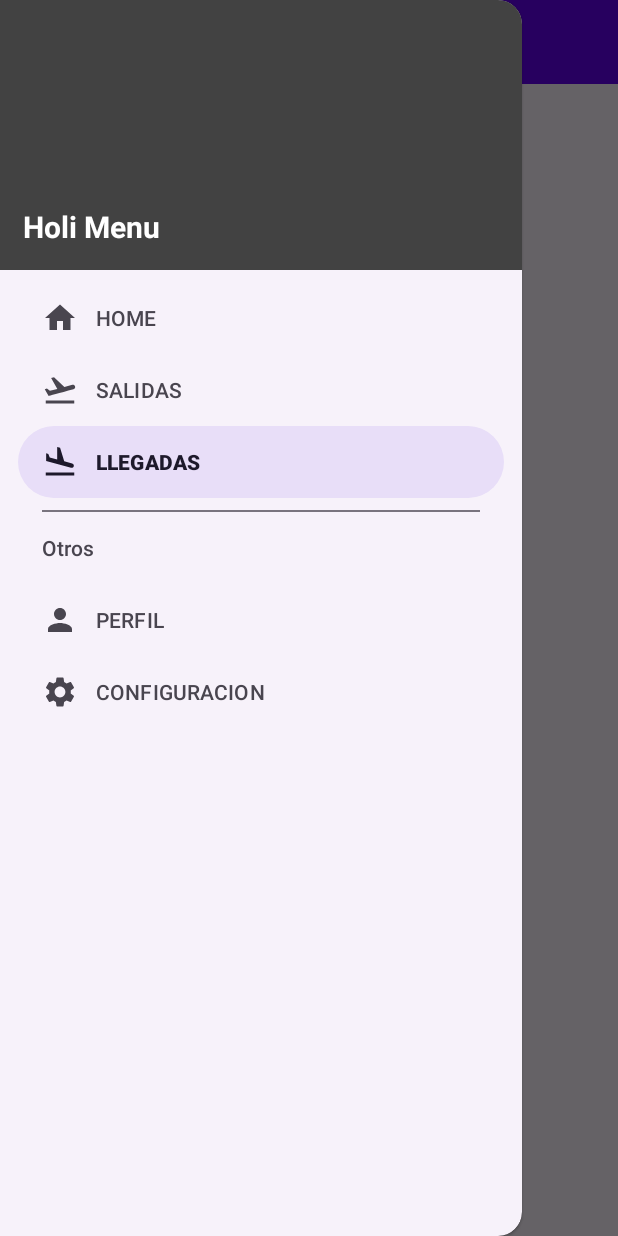
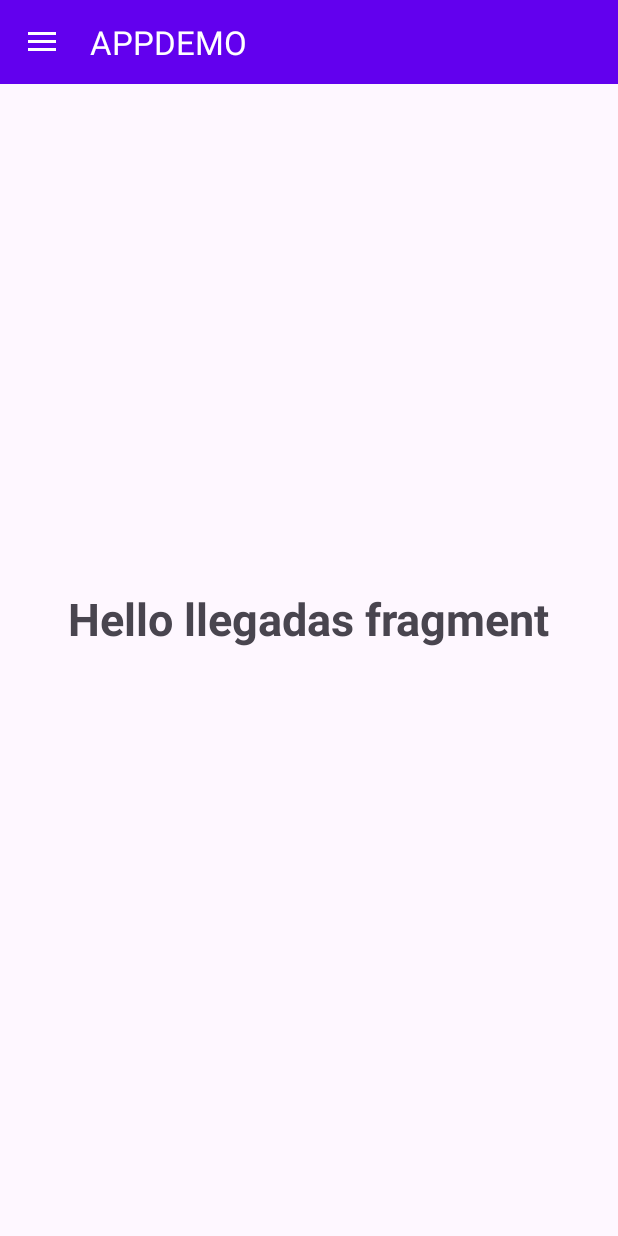
Before and after one commit to UrzuaAlarcon/NavDrawer, an Android app: the screen it shows after launch (MainActivity), in the side drawer, after a tap on "LLEGADAS", on a phone screen of 412 x 824 dp. Run offline under Robolectric (Android 15) with nearby library versions, the phone set to English and light mode, and no system bars.

Commit message:
funcionalidad botones y persistencia giro de pantalla

```diff
--- a/app/src/main/java/cl/bootcamp/navdrawer/MainActivity.kt
+++ b/app/src/main/java/cl/bootcamp/navdrawer/MainActivity.kt
@@ -2,9 +2,16 @@ package cl.bootcamp.navdrawer
 
 import android.os.Bundle
 import android.view.MenuItem
+import android.widget.TextView
+import android.widget.Toast
 import androidx.appcompat.app.ActionBarDrawerToggle
 import androidx.appcompat.widget.Toolbar
+import androidx.core.view.GravityCompat
+import androidx.fragment.app.Fragment
 import cl.bootcamp.navdrawer.databinding.ActivityMainBinding
+import cl.bootcamp.navdrawer.fragments.HomeFragment
+import cl.bootcamp.navdrawer.fragments.LlegadasFragment
+import cl.bootcamp.navdrawer.fragments.SalidasFragment
 import com.google.android.material.navigation.NavigationView
 
 lateinit var bindingMain: ActivityMainBinding
@@ -15,12 +22,15 @@ class MainActivity : ActionBarActivity(), IActionBarApp,
         super.onCreate(savedInstanceState)
         bindingMain = ActivityMainBinding.inflate(layoutInflater)
         setContentView(bindingMain.root)
-
         _toolbar = findViewById<Toolbar>(R.id.toolbar_id)
-
         loadActionBarInActivity(_toolbar)
 
         configurationDrawer()
+
+        setAppInformation()
+
+        if (savedInstanceState == null) fragmentTransaction(HomeFragment())
+
     }
 
     private fun configurationDrawer() {
@@ -32,12 +42,68 @@ class MainActivity : ActionBarActivity(), IActionBarApp,
 
         toogle.isDrawerIndicatorEnabled
         bindingMain.drawerLayout.addDrawerListener(toogle)
+
+        bindingMain.navigation.menu.getItem(0).isChecked = true
+
         toogle.syncState()
         bindingMain.navigation.setNavigationItemSelectedListener(this)
 
     }
 
+    private fun fragmentTransaction(fragment: Fragment) {
+
+        supportFragmentManager.beginTransaction().replace(R.id.container, fragment).commit()
+
+    }
+
+    private fun loadFragmentById(idFragment: Int) {
+
+        when (idFragment) {
+
+            R.id.home -> fragmentTransaction(HomeFragment())
+            R.id.llegadas -> fragmentTransaction(LlegadasFragment())
+            R.id.salidas -> fragmentTransaction(SalidasFragment())
+
+        }
+    }
+
+    private fun loadOtheroptions(idOptions: Int) {
+
+        when (idOptions) {
+
+            R.id.perfil -> Toast.makeText(
+                this, "aca va el perfil de usuario",
+                Toast.LENGTH_LONG
+            ).show()
+
+            R.id.configuracion -> Toast.makeText(
+                this, "aca va la configuracion de la app",
+                Toast.LENGTH_LONG
+            ).show()
+
+
+        }
+
+
+    }
+
+    private fun setAppInformation() {
+
+        var name = bindingMain.navigation.getHeaderView(0).findViewById<TextView>(R.id.txtInfo)
+
+        name?.let {
+
+            name.text = "Nombre de usuario desde la API"
+
+        }
+
+    }
+
     override fun onNavigationItemSelected(item: MenuItem): Boolean {
+
+        loadFragmentById(item.itemId)
+        loadOtheroptions(item.itemId)
+        bindingMain.drawerLayout.closeDrawer(GravityCompat.START)
 
         return true
     }
--- /dev/null
+++ b/app/src/main/java/cl/bootcamp/navdrawer/fragments/HomeFragment.kt
@@ -0,0 +1,23 @@
+package cl.bootcamp.navdrawer.fragments
+
+import android.os.Bundle
+import androidx.fragment.app.Fragment
+import android.view.LayoutInflater
+import android.view.View
+import android.view.ViewGroup
+import cl.bootcamp.navdrawer.R
+
+
+class HomeFragment : Fragment() {
+
+
+    override fun onCreateView(
+        inflater: LayoutInflater, container: ViewGroup?,
+        savedInstanceState: Bundle?
+    ): View? {
+        // Inflate the layout for this fragment
+        return inflater.inflate(R.layout.fragment_home, container, false)
+    }
+
+
+}
--- /dev/null
+++ b/app/src/main/java/cl/bootcamp/navdrawer/fragments/LlegadasFragment.kt
@@ -0,0 +1,21 @@
+package cl.bootcamp.navdrawer.fragments
+
+import android.os.Bundle
+import androidx.fragment.app.Fragment
+import android.view.LayoutInflater
+import android.view.View
+import android.view.ViewGroup
+import cl.bootcamp.navdrawer.R
+
+class LlegadasFragment : Fragment() {
+
+
+
+    override fun onCreateView(
+        inflater: LayoutInflater, container: ViewGroup?,
+        savedInstanceState: Bundle?
+    ): View? {
+        // Inflate the layout for this fragment
+        return inflater.inflate(R.layout.fragment_llegadas, container, false)
+    }
+}
--- /dev/null
+++ b/app/src/main/res/layout/fragment_llegadas.xml
@@ -0,0 +1,22 @@
+<?xml version="1.0" encoding="utf-8"?>
+<androidx.constraintlayout.widget.ConstraintLayout
+    xmlns:android="http://schemas.android.com/apk/res/android"
+    xmlns:tools="http://schemas.android.com/tools"
+    android:layout_width="match_parent"
+    android:layout_height="match_parent"
+    xmlns:app="http://schemas.android.com/apk/res-auto"
+    tools:context=".fragments.LlegadasFragment">
+
+    <TextView
+        android:layout_width="wrap_content"
+        android:layout_height="wrap_content"
+        android:text="@string/hello_llegadas_fragment"
+        android:textSize="30sp"
+        android:textStyle="bold"
+        app:layout_constraintBottom_toBottomOf="parent"
+        app:layout_constraintEnd_toEndOf="parent"
+        app:layout_constraintStart_toStartOf="parent"
+        app:layout_constraintTop_toTopOf="parent"
+        />
+
+</androidx.constraintlayout.widget.ConstraintLayout>
--- a/app/src/main/res/layout/header_nav.xml
+++ b/app/src/main/res/layout/header_nav.xml
@@ -11,6 +11,7 @@
     >
 
     <TextView
+        android:id="@+id/txtInfo"
         android:layout_width="match_parent"
         android:layout_height="wrap_content"
         android:textSize="20sp"
--- a/app/src/main/res/values/strings.xml
+++ b/app/src/main/res/values/strings.xml
@@ -2,4 +2,7 @@
     <string name="app_name">NavDrawer</string>
     <string name="drawerClose">el menu se cierra</string>
     <string name="drawerOpen">el menu se abre</string>
+    <string name="hello_home_fragment">Hello home fragment</string>
+    <string name="hello_llegadas_fragment">Hello llegadas fragment</string>
+    <string name="hello_salidas_fragment">Hello salidas fragment</string>
 </resources>
```
Also changed, not shown: app/src/main/java/cl/bootcamp/navdrawer/fragments/SalidasFragment.kt (added, +21 -0 lines), app/src/main/res/layout/fragment_home.xml (added, +21 -0 lines), app/src/main/res/layout/fragment_salidas.xml (added, +20 -0 lines).
